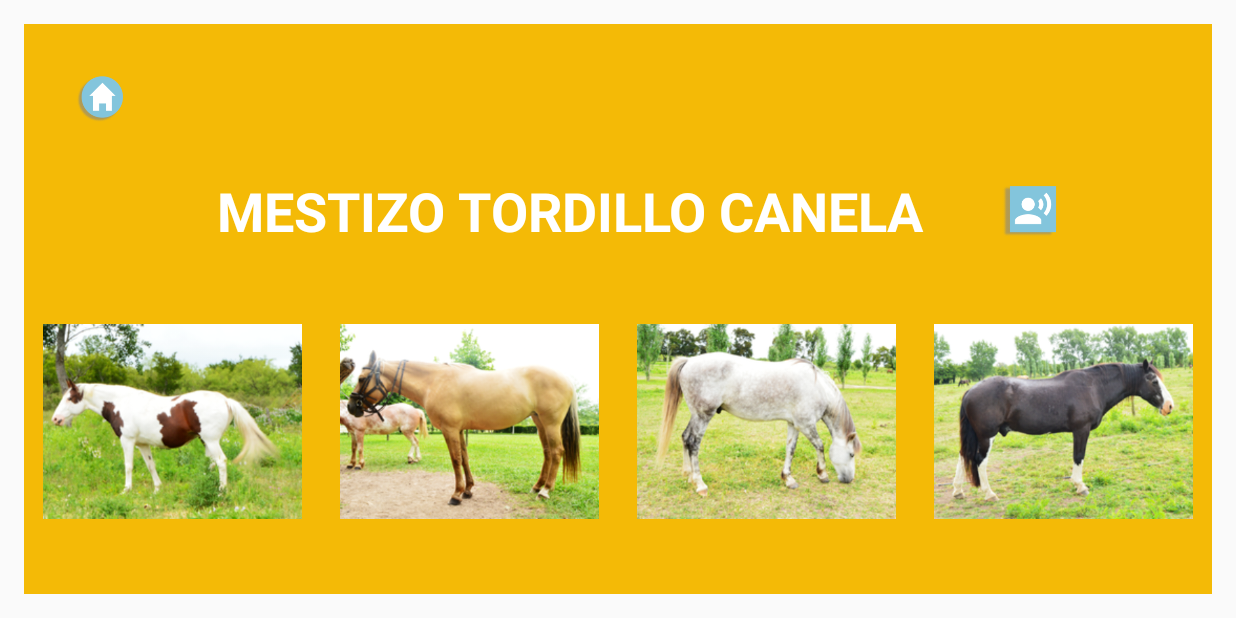
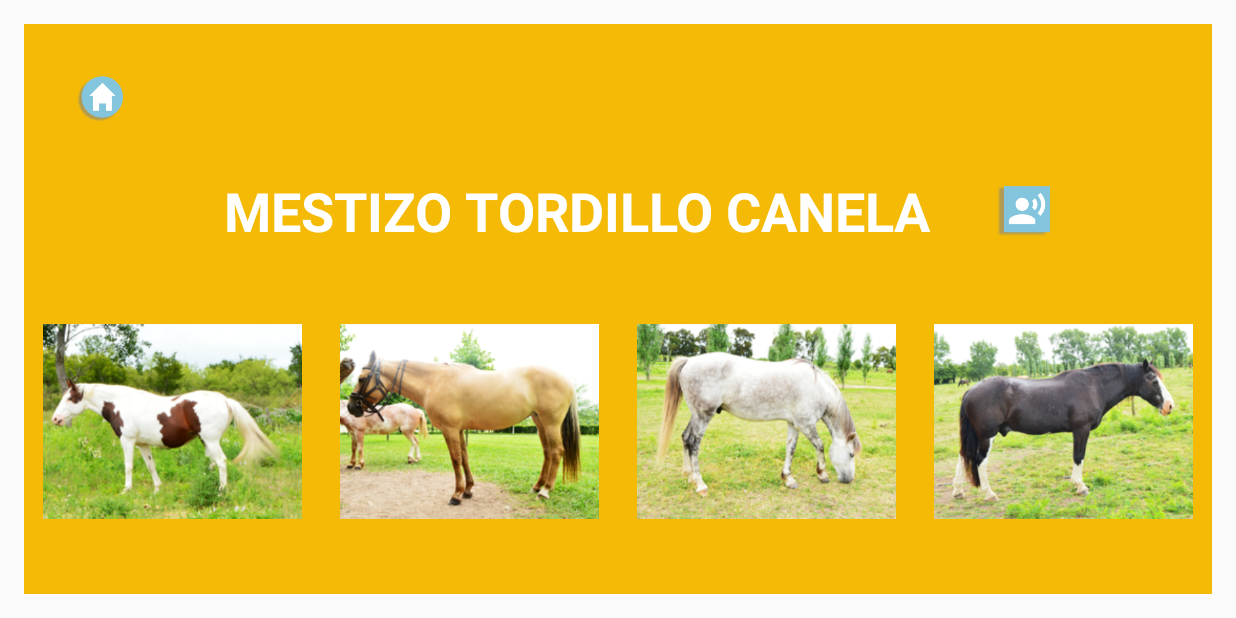
Before and after one commit to onofricamila/TPLaboratorioDeSw, an Android app: the screen it shows after launch (GameActivity), after a tap on an icon or button, on a phone screen of 824 x 412 dp (held sideways). Run offline under Robolectric (Android 15) with nearby library versions, the phone set to English and light mode, and no system bars; 2 other taps on this screen came first.

Commit message:
added class Horse. Mucho refactoring y analisis necesario.Andan perfectamente interaccion A y B, con RP y RPJ ¡SIN REPETIDOS!

```diff
--- a/app/src/main/java/labo2018/razasypelajesonofri/GameActivity.java
+++ b/app/src/main/java/labo2018/razasypelajesonofri/GameActivity.java
@@ -7,21 +7,19 @@ import android.os.Bundle;
 import android.support.v7.preference.PreferenceManager;
 import android.view.View;
 import android.widget.ImageView;
-import android.widget.TextView;
 
-import java.util.List;
 import java.util.Random;
 
 import labo2018.razasypelajesonofri.utils.AInteractionManager;
 import labo2018.razasypelajesonofri.utils.BInteractionManager;
-import labo2018.razasypelajesonofri.utils.HorseImgsProvider;
+import labo2018.razasypelajesonofri.utils.Horse;
+import labo2018.razasypelajesonofri.utils.HorsesProvider;
 import labo2018.razasypelajesonofri.utils.InteractionManager;
-import labo2018.razasypelajesonofri.utils.StringsManager;
 
 public class GameActivity extends AppCompatActivity implements View.OnClickListener{
     // used by both interaction modes
-    private int horseToFindId;
-    private String answerHorseImgName, whatToLookFor;
+    private Horse horseToFind;
+    private String whatToLookFor;
     private ImageView homeImgView;
     private InteractionManager interactionManager;
 
@@ -53,11 +51,6 @@ public class GameActivity extends AppCompatActivity implements View.OnClickListe
         }
     }
 
-    public String getResourceNameById(int id){
-        Resources resources = this.getResources();
-        return resources.getResourceEntryName(id);
-    }
-
     private Boolean playingWithBInteraction(){
         SharedPreferences sharedPref = PreferenceManager.getDefaultSharedPreferences(this);
         Resources res = getResources();
@@ -74,16 +67,15 @@ public class GameActivity extends AppCompatActivity implements View.OnClickListe
 
     private String randomRazaOPelaje() {
         Random random = new Random();
-        String[] temp = StringsManager.splitString(answerHorseImgName,"_");
+        String[] temp = new String[]{horseToFind.getType(), horseToFind.getHairType()};
         return temp[random.nextInt(temp.length)];
     }
     private void determineHorseToFind(){
-        horseToFindId = HorseImgsProvider.INSTANCE.randomHorseImgId();
-        answerHorseImgName = getResourceNameById(horseToFindId);
+        horseToFind = HorsesProvider.INSTANCE.randomHorse();
         // si se trata del juego RPJ, pongo directamente como 'a buscar' al nombre de la foto del caballo
         // random, sino, digo bueno, vamos a buscar o bien la raza o el pelaje asociado a la foto
         if(playingRazasYPelajesJuntos()) {
-            whatToLookFor = answerHorseImgName;
+            whatToLookFor = horseToFind.getFullName();
         }else{
             whatToLookFor  = randomRazaOPelaje();
         }
@@ -96,7 +88,7 @@ public class GameActivity extends AppCompatActivity implements View.OnClickListe
         // determine horse to find
         determineHorseToFind();
         // tell the interactionM the answer data
-        interactionManager.informAboutAnswer(horseToFindId, answerHorseImgName, whatToLookFor);
+        interactionManager.informAboutAnswer(horseToFind, whatToLookFor);
         // show in ui
         interactionManager.showWhatToLookFor();
         // populate img views with random imgs
--- a/app/src/main/java/labo2018/razasypelajesonofri/utils/BInteractionManager.java
+++ b/app/src/main/java/labo2018/razasypelajesonofri/utils/BInteractionManager.java
@@ -2,7 +2,6 @@ package labo2018.razasypelajesonofri.utils;
 
 import android.os.Build;
 import android.support.annotation.RequiresApi;
-import android.util.Log;
 import android.view.View;
 import android.widget.ImageView;
 import android.widget.TextView;
@@ -57,7 +56,7 @@ public class BInteractionManager extends InteractionManager {
     @Override
     public void showWhatToLookFor() {
         super.showWhatToLookFor();
-        horseToFindTextView.setText(StringsManager.generateWordToShow(whatToLookFor, "_"));
+        horseToFindTextView.setText(whatToLookFor.toUpperCase());
 
     }
 
@@ -67,30 +66,38 @@ public class BInteractionManager extends InteractionManager {
     }
 
     @Override
-    protected void manageViewsListItem(View view, int randomHorseImgId, int i) {
-        ImageView imageView = (ImageView) view;
-        imageView.setTag( getResourceNameById(randomHorseImgId) );
-        imageView.setImageResource(randomHorseImgId);
+    protected void manageViewsListItem(Horse randomHorse, int i) {
+        ImageView imageView = imageViews.get(i);
+        imageView.setImageResource(randomHorse.getImage());
     }
 
     @Override
     public void putAnswerInGame() {
         // si no hay nada que repreente a lo que estoy buscando, subo la foto elegida como respuesta
-        if ( !isAlreadyInImgViews(whatToLookFor, imageViews) ){
+        if ( !isAlreadyInImgViews(horseToFind, imageViews) ){
             Collections.shuffle(imageViews);
             ImageView randomImgView = imageViews.get(0);
-            randomImgView.setTag(answerHorseImgName);
-            randomImgView.setImageResource(horseToFindId);
+            randomImgView.setTag(horseToFind);
+            randomImgView.setImageResource(horseToFind.getImage());
         }
     }
 
     @RequiresApi(api = Build.VERSION_CODES.JELLY_BEAN)
     private void playHorseToFindSound() {
-        playHorseSound(whatToLookFor);
+        ArrayList<Integer> sounds = new ArrayList<>();
+        if( searchingForType ){
+            sounds.add(horseToFind.getFemSpeciesSound());
+        }else if( searchingForHairType ){
+            sounds.add(horseToFind.getFemHairTypeSound());
+        }else if( searchingForFullName ){
+            sounds.add(horseToFind.getFemSpeciesSound());
+            sounds.add(horseToFind.getFemHairTypeSound());
+        }
+        SoundsPlayer.wannaPlaySound(sounds, this.context);
     }
 
     protected Boolean viewValidationCondition() {
-        return ((String)selectedImageView.getTag()).contains(whatToLookFor);
+        return ( ((Horse)selectedImageView.getTag()).getFullName() ) .contains(whatToLookFor);
     }
 
     @RequiresApi(api = Build.VERSION_CODES.JELLY_BEAN)
--- /dev/null
+++ b/app/src/main/java/labo2018/razasypelajesonofri/utils/Horse.java
@@ -0,0 +1,79 @@
+package labo2018.razasypelajesonofri.utils;
+
+import java.util.ArrayList;
+import java.util.HashMap;
+import java.util.Map;
+
+public class Horse {
+    private String type, hairType;
+    private Integer image;
+    private Map<String, Integer[]> soundsMap;
+
+    public Horse(String type, String hairType, Integer image, Map<String, Integer[]> soundsMap) {
+        this.type = type;
+        this.hairType = hairType;
+        this.image = image;
+        this.soundsMap = soundsMap;
+    }
+
+    public Horse() {
+        this.type = "";
+        this.hairType = "";
+        this.image = 0;
+        this.soundsMap = new HashMap<>();
+    }
+
+    public String getType() {
+        return type;
+    }
+
+    public String getHairType() {
+        return hairType;
+    }
+
+    public String getFullName(){
+        return type + " " + hairType;
+    }
+
+    public Integer getImage() {
+        return image;
+    }
+
+    public Integer getFemSpeciesSound(){
+        return soundsMap.get("f")[0];
+    }
+
+    public Integer getFemHairTypeSound(){
+        return soundsMap.get("f")[1];
+    }
+
+    public ArrayList<Integer> getFemSounds(){
+        ArrayList<Integer> res = new ArrayList<>();
+        res.add(getFemSpeciesSound());
+        res.add(getFemHairTypeSound());
+        return res;
+    }
+
+    public Integer getMascSpeciesSound(){
+        return soundsMap.get("m")[0];
+    }
+
+    public Integer getMascHairTypeSound(){
+        return soundsMap.get("m")[1];
+    }
+
+    public ArrayList<Integer> getMascSounds(){
+        ArrayList<Integer> res = new ArrayList<>();
+        res.add(getMascSpeciesSound());
+        res.add(getMascHairTypeSound());
+        return res;
+    }
+
+    @Override
+    public String toString() {
+        return "Horse{" +
+                "type='" + type + '\'' +
+                ", hairType='" + hairType + '\'' +
+                '}';
+    }
+}
--- a/app/src/main/java/labo2018/razasypelajesonofri/utils/HorseImgsProvider.java
+++ /dev/null
@@ -1,64 +0,0 @@
-package labo2018.razasypelajesonofri.utils;
-
-import java.util.ArrayList;
-import java.util.Collections;
-import java.util.List;
-
-import labo2018.razasypelajesonofri.GameActivity;
-import labo2018.razasypelajesonofri.R;
-
-public enum HorseImgsProvider {
-    INSTANCE;
-
-    private final List horseImagesIds;
-
-    HorseImgsProvider() {
-        this.horseImagesIds = new ArrayList();
-        horseImagesIds.add(R.drawable.criollo_overo3azulejo);
-        horseImagesIds.add(R.drawable.criollo_picaso);
-        horseImagesIds.add(R.drawable.cuarto3de3milla_bayo);
-        horseImagesIds.add(R.drawable.mestizo3arabe_alazan3ruano);
-        horseImagesIds.add(R.drawable.mestizo_tobiano);
-        horseImagesIds.add(R.drawable.mestizo_tordillo3canela);
-        horseImagesIds.add(R.drawable.spc_zaino3colorado);
-    }
-
-    public int randomHorseImgId(){
-        Collections.shuffle(horseImagesIds);
-        return (int) horseImagesIds.get(0);
-    }
-
-    public int horseMatching(GameActivity context, String word){
-        List<Integer> result = new ArrayList<>();
-        for (Object horseId : horseImagesIds) {
-            if ( context.getResourceNameById((int)horseId) .contains(word) ) {
-                result.add((int)horseId);
-            }
-        }
-        return result.get(0);
-    }
-
-    public Boolean isAHorseType(GameActivity context, String word){
-        String result = "";
-        for (Object horseId : horseImagesIds) {
-            if ( context.getResourceNameById((int)horseId) .contains(word) ) {
-                result = context.getResourceNameById((int)horseId);
-            }
-        }
-         if ( StringsManager.splitString(result, "_")[0].equals(word) ){
-            return true;
-         }else return false;
-    }
-
-    public Boolean isAHorseHairType(GameActivity context, String word) {
-        String result = "";
-        for (Object horseId : horseImagesIds) {
-            if ( context.getResourceNameById((int)horseId) .contains(word) ) {
-                result = context.getResourceNameById((int)horseId);
-            }
-        }
-        if ( StringsManager.splitString(result, "_")[1].equals(word) ){
-            return true;
-        }else return false;
-    }
-}
--- /dev/null
+++ b/app/src/main/java/labo2018/razasypelajesonofri/utils/HorsesProvider.java
@@ -0,0 +1,113 @@
+package labo2018.razasypelajesonofri.utils;
+
+import java.util.ArrayList;
+import java.util.Collections;
+import java.util.HashMap;
+import java.util.List;
+import java.util.Map;
+
+import labo2018.razasypelajesonofri.R;
+
+public enum HorsesProvider {
+    INSTANCE;
+
+    private final List<Horse> horsesList;
+
+    HorsesProvider() {
+        this.horsesList = new ArrayList();
+
+        // CRIOLLO OVERO AZULEJO
+        String type = "criollo";
+        String hairType = "overo azulejo";
+        Map<String, Integer[]> map = new HashMap<>();
+        map.put("f", new Integer[]{
+                R.raw.criollo,
+                R.raw.overo3azulejo
+        });
+        horsesList.add(new Horse(type, hairType, R.drawable.criollo_overo3azulejo, map));
+
+        // CRIOLLO PICASO
+        type = "criollo";
+        hairType = "picaso";
+        map = new HashMap<>();
+        map.put("f", new Integer[]{
+                R.raw.criollo,
+                R.raw.picaso
+        });
+        horsesList.add(new Horse(type, hairType, R.drawable.criollo_picaso, map));
+
+        // CUARTO DE MILLA BAYO
+        type = "cuarto de milla";
+        hairType = "bayo";
+        map = new HashMap<>();
+        map.put("f", new Integer[]{
+                R.raw.cuarto3de3milla,
+                R.raw.bayo
+        });
+        horsesList.add(new Horse(type, hairType, R.drawable.cuarto3de3milla_bayo, map));
+
+        // MESTIZO ARABE ALAZAN RUANO
+        type = "mestizo cruza árabe";
+        hairType = "alazán ruano";
+        map = new HashMap<>();
+        map.put("f", new Integer[]{
+                R.raw.mestizo3arabe,
+                R.raw.alazan3ruano
+        });
+        horsesList.add(new Horse(type, hairType, R.drawable.mestizo3arabe_alazan3ruano, map));
+
+        // MESTIZO TOBIANO
+        type = "mestizo";
+        hairType = "tobiano";
+        map = new HashMap<>();
+        map.put("f", new Integer[]{
+                R.raw.mestizo,
+                R.raw.tobiano
+        });
+        horsesList.add(new Horse(type, hairType, R.drawable.mestizo_tobiano, map));
+
+        // MESTIZO TORDILLO CANELA
+        type = "mestizo";
+        hairType = "tordillo canela";
+        map = new HashMap<>();
+        map.put("f", new Integer[]{
+                R.raw.mestizo,
+                R.raw.tordillo3canela
+        });
+        horsesList.add(new Horse(type, hairType, R.drawable.mestizo_tordillo3canela, map));
+
+        // SPC ZAINO COLORADO
+        type = "spc";
+        hairType = "zaino colorado";
+        map = new HashMap<>();
+        map.put("f", new Integer[]{
+                R.raw.spc,
+                R.raw.zaino3colorado
+        });
+        horsesList.add(new Horse(type, hairType, R.drawable.spc_zaino3colorado, map));
+
+    }
+
+    public Horse randomHorse(){
+        Collections.shuffle(horsesList);
+        return horsesList.get(0);
+    }
+
+    public Boolean isAHorseType(String word){
+        for (Horse horse : horsesList) {
+            if ( horse.getType().equals(word) ) {
+                return true;
+            }
+        }
+        return false;
+    }
+
+    public Boolean isAHorseHairType(String word) {
+        for (Horse horse : horsesList) {
+            if ( horse.getHairType().equals(word) ) {
+                return true;
+            }
+        }
+        return false;
+    }
+}
--- a/app/src/main/java/labo2018/razasypelajesonofri/utils/InteractionManager.java
+++ b/app/src/main/java/labo2018/razasypelajesonofri/utils/InteractionManager.java
@@ -1,7 +1,6 @@
 package labo2018.razasypelajesonofri.utils;
 
 
-import android.content.res.Resources;
 import android.os.Build;
 import android.support.annotation.RequiresApi;
 import android.util.Log;
@@ -14,43 +13,45 @@ import labo2018.razasypelajesonofri.GameActivity;
 
 public abstract class InteractionManager {
     protected GameActivity context;
-    protected String answerHorseImgName, whatToLookFor;
-    protected Integer horseToFindId;
+    protected String whatToLookFor;
+    protected Horse horseToFind;
+    protected Boolean searchingForType;
+    protected Boolean searchingForHairType;
+    protected Boolean searchingForFullName;
 
     public InteractionManager(GameActivity context) {
         this.context = context;
-        this.answerHorseImgName = "";
         this.whatToLookFor = "";
-        this.horseToFindId = 0;
     }
 
     public void resetViewsTags(List<? extends View> list){
         for (int i = 0; i < list.size(); i++) {
             View view = list.get(i);
-            view.setTag("");
+            view.setTag(new Horse());
         }
     }
 
     public abstract void showPossibleAnswers();
 
-    public void showPossibleAnswers(List<? extends View> list) {
+    public void showPossibleAnswers(List<? extends View> views) {
         // fill each img view w a unique picture
-        for (int i = 0; i < list.size(); i++) {
-            int randomHorseImgId = HorseImgsProvider.INSTANCE.randomHorseImgId();
+        for (int i = 0; i < views.size(); i++) {
+            Horse randomHorse = HorsesProvider.INSTANCE.randomHorse();
             // we dont wanna have the same horse image twice
-            // TODO: PARA INTERAC A) SE REPITEN RAZAS O PELAJES .. PORQUE AGARRA DE DISTINTAS IMGS ..
-            while(this.isAlreadyInImgViews( this.getResourceNameById(randomHorseImgId), list) ){
-                randomHorseImgId = HorseImgsProvider.INSTANCE.randomHorseImgId();
+            // TODO: PARA INTERAC AyB) SE REPITEN RAZAS O PELAJES .. PORQUE AGARRA DE DISTINTAS IMGS ..
+            while(this.isAlreadyInImgViews( randomHorse, views) ){
+                randomHorse = HorsesProvider.INSTANCE.randomHorse();
             }
-            manageViewsListItem(list.get(i), randomHorseImgId, i);
+            views.get(i).setTag(randomHorse);
+            manageViewsListItem(randomHorse, i);
         }
         // DEBUG aca se ven las 'current' tags
-        for (int i = 0; i < list.size(); i++) {
-            Log.d("!!!DEBUG-CURRENT-TAGS: ", list.get(i).getTag().toString());
+        for (int i = 0; i < views.size(); i++) {
+            Log.d("!!!DEBUG-CURRENT-TAGS: ", views.get(i).getTag().toString());
         }
     }
 
-    protected abstract void manageViewsListItem(View view, int horseImgId, int randomHorseImgId);
+    protected abstract void manageViewsListItem(Horse horseImgId, int randomHorseImgId);
 
     protected void setViewListItemsOnClickHandler(List<? extends View> list) {
         for (int i = 0; i < list.size(); i++) {
@@ -62,22 +63,26 @@ public abstract class InteractionManager {
 
     public  void showWhatToLookFor(){
         Log.d("!!!WHAT-TO-LOOK-FOR", whatToLookFor);
-    };
-
-    protected String getResourceNameById(int id){
-        Resources resources = this.context.getResources();
-        return resources.getResourceEntryName(id);
     }
 
-    protected boolean isAlreadyInImgViews(String word, List<? extends View> array) {
+    protected boolean isAlreadyInImgViews(Horse horse, List<? extends View> array) {
         boolean cond = false;
         for (View view : array) {
-            if ( ((String)view.getTag()) .contains(word) ) {
+            if ( isAlreadyInImgsViewsCondition(horse, view) ) {
                 cond = true;
                 break;
             }
         }
         return cond;
+    }
+
+    protected Boolean isAlreadyInImgsViewsCondition(Horse horse, View view){
+        if( searchingForType ){
+            return  (((Horse)view.getTag()).getType()) .equals(horse.getType());
+        }else if( searchingForHairType ){
+            return  (((Horse)view.getTag()).getHairType()) .equals(horse.getHairType());
+        }
+           return  (((Horse)view.getTag()).getFullName()) .equals(horse.getFullName());
     }
 
     public abstract void putAnswerInGame();
@@ -87,10 +92,20 @@ public abstract class InteractionManager {
 
     protected abstract void initPossibleAnswersContainersArray();
 
-    public void informAboutAnswer(int horseToFindId, String answerHorseImgName, String whatToLookFor) {
-        this.horseToFindId = horseToFindId;
-        this.answerHorseImgName = answerHorseImgName;
+    public void informAboutAnswer(Horse horseToFind, String whatToLookFor) {
+        this.horseToFind = horseToFind;
         this.whatToLookFor = whatToLookFor;
+        searchingForType = false;
+        searchingForHairType = false;
+        searchingForFullName = false;
+
+        if( HorsesProvider.INSTANCE.isAHorseType(whatToLookFor) ){
+            searchingForType = true;
+        }else if( HorsesProvider.INSTANCE.isAHorseHairType(whatToLookFor) ){
+            searchingForHairType = true;
+        }else{
+            searchingForFullName = true;
+        }
     }
 
     @RequiresApi(api = Build.VERSION_CODES.JELLY_BEAN)
```
Also changed, not shown: app/src/main/java/labo2018/razasypelajesonofri/utils/AInteractionManager.java (+33 -20 lines), app/src/main/java/labo2018/razasypelajesonofri/utils/SoundsProvider.java (+6 -6 lines).
